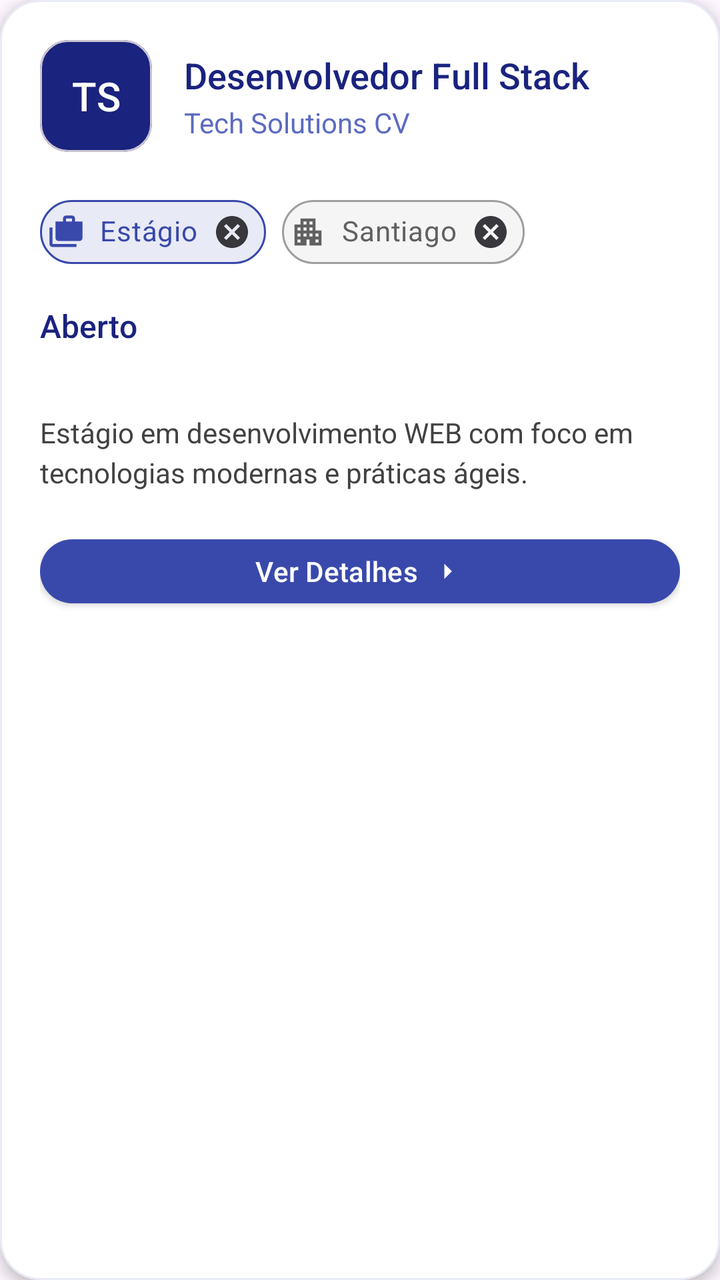
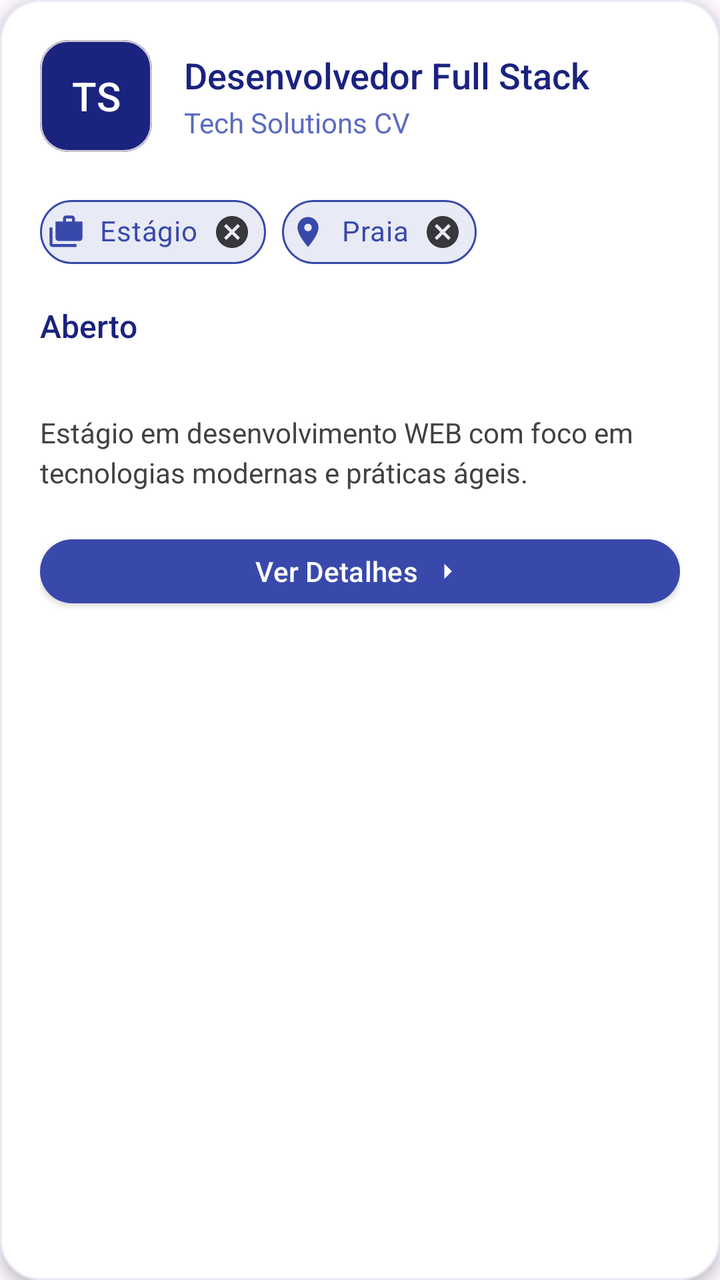

Compare the two renders of this Android layout. The source of the first and the diff that turns it into the second are given below.
<!-- AndroidManifest.xml: application theme Theme.UnicvJobs -->
<!-- res/layout/activity_item_vaga.xml -->
<?xml version="1.0" encoding="utf-8"?>
<com.google.android.material.card.MaterialCardView xmlns:android="http://schemas.android.com/apk/res/android"
    xmlns:app="http://schemas.android.com/apk/res-auto"
    xmlns:tools="http://schemas.android.com/tools"
    android:id="@+id/main"
    android:layout_width="match_parent"
    android:layout_height="wrap_content"
    app:cardCornerRadius="20dp"
    app:cardElevation="4dp"
    app:cardBackgroundColor="#FFFFFF"
    app:strokeColor="#E8EAF6"
    app:strokeWidth="1dp"
    android:layout_marginStart="16dp"
    android:layout_marginEnd="16dp"
    android:layout_marginTop="8dp"
    android:layout_marginBottom="8dp"
    tools:context=".vaga.ItemVaga">

    <LinearLayout
        android:layout_width="match_parent"
        android:layout_height="wrap_content"
        android:orientation="vertical"
        android:padding="20dp">

        <LinearLayout
            android:layout_width="match_parent"
            android:layout_height="wrap_content"
            android:gravity="center_vertical"
            android:orientation="horizontal">

            <com.google.android.material.card.MaterialCardView
                android:id="@+id/fotoEmpresa"
                android:layout_width="56dp"
                android:layout_height="56dp"
                app:cardCornerRadius="14dp"
                app:cardBackgroundColor="#1A237E"
                app:cardElevation="0dp"
                android:gravity="center">

                <TextView
                    android:layout_width="match_parent"
                    android:layout_height="match_parent"
                    android:text="TS"
                    android:textColor="#FFFFFF"
                    android:textSize="20sp"
                    android:gravity="center"
                    android:fontFamily="sans-serif-medium"/>

            </com.google.android.material.card.MaterialCardView>

            <LinearLayout
                android:layout_width="0dp"
                android:layout_height="wrap_content"
                android:layout_weight="1"
                android:orientation="vertical"
                android:paddingStart="16dp">

                <TextView
                    android:id="@+id/profissao"
                    android:layout_width="wrap_content"
                    android:layout_height="wrap_content"
                    android:text="Desenvolvedor Full Stack"
                    android:textSize="18sp"
                    android:textColor="#1A237E"
                    android:fontFamily="sans-serif-medium"
                    android:maxLines="1"
                    android:ellipsize="end"/>

                <TextView
                    android:id="@+id/nomeEmpresa"
                    android:layout_width="wrap_content"
                    android:layout_height="wrap_content"
                    android:text="Tech Solutions CV"
                    android:textSize="14sp"
                    android:textColor="#5C6BC0"
                    android:fontFamily="sans-serif"
                    android:layout_marginTop="2dp"/>

            </LinearLayout>

        </LinearLayout>

        <LinearLayout
            android:layout_width="match_parent"
            android:layout_height="wrap_content"
            android:orientation="horizontal"
            android:layout_marginTop="16dp"
            android:gravity="center_vertical">

            <com.google.android.material.chip.Chip
                android:id="@+id/tipoVaga"
                style="@style/Widget.MaterialComponents.Chip.Entry"
                android:layout_width="wrap_content"
                android:layout_height="wrap_content"
                android:text="Estágio"
                app:chipBackgroundColor="#E8EAF6"
                app:chipStrokeColor="#3949AB"
                app:chipStrokeWidth="1dp"
                android:textColor="#3949AB"
                app:chipIcon="@drawable/minhas_vagas"
                app:chipIconTint="#3949AB"
                app:chipIconSize="18dp"/>

            <com.google.android.material.chip.Chip
                android:id="@+id/localVaga"
                style="@style/Widget.MaterialComponents.Chip.Entry"
                android:layout_width="wrap_content"
                android:layout_height="wrap_content"
                android:text="Santiago"
                android:layout_marginStart="8dp"
                app:chipBackgroundColor="#F5F5F5"
                app:chipStrokeColor="#9E9E9E"
                app:chipStrokeWidth="1dp"
                android:textColor="#616161"
                app:chipIcon="@drawable/company"
                app:chipIconTint="#616161"
                app:chipIconSize="18dp"/>

        </LinearLayout>

        <LinearLayout
            android:layout_width="match_parent"
            android:layout_height="wrap_content"
            android:orientation="horizontal"
            android:layout_marginTop="12dp"
            android:gravity="center_vertical">

            <TextView
                android:id="@+id/status"
                android:layout_width="wrap_content"
                android:layout_height="wrap_content"
                android:text="Aberto"
                android:textSize="16sp"
                android:textColor="#1A237E"
                android:fontFamily="sans-serif-medium"
                android:drawablePadding="4dp"
                android:drawableTint="#1A237E"/>

            <View
                android:layout_width="0dp"
                android:layout_height="0dp"
                android:layout_weight="1"/>

        </LinearLayout>

        <TextView
            android:id="@+id/descricaoVaga"
            android:layout_width="match_parent"
            android:layout_height="wrap_content"
            android:text="Estágio em desenvolvimento WEB com foco em tecnologias modernas e práticas ágeis."
            android:textSize="14sp"
            android:textColor="#424242"
            android:fontFamily="sans-serif"
            android:lineHeight="20sp"
            android:layout_marginTop="16pt"
            android:maxLines="2"
            android:ellipsize="end"/>

        <com.google.android.material.button.MaterialButton
            android:id="@+id/buttonDetalhes"
            android:layout_width="match_parent"
            android:layout_height="40dp"
            android:text="Ver Detalhes"
            android:textSize="14sp"
            android:textColor="#FFFFFF"
            android:fontFamily="sans-serif-medium"
            app:cornerRadius="20dp"
            app:backgroundTint="#3949AB"
            app:icon="@drawable/ic_arrow_right"
            app:iconTint="#FFFFFF"
            app:iconSize="18dp"
            app:iconPadding="6dp"
            app:iconGravity="textEnd"
            android:layout_marginTop="20dp"
            android:elevation="2dp"
            android:stateListAnimator="@null"/>

    </LinearLayout>

</com.google.android.material.card.MaterialCardView>
<!-- resources referenced by this layout -->
<resources>
  <!-- drawable company (drawable) -->
  <vector xmlns:android="http://schemas.android.com/apk/res/android" android:height="24dp" android:tint="#000000" android:viewportHeight="960" android:viewportWidth="960" android:width="24dp">
        
      <path android:fillColor="@android:color/white" android:pathData="M120,840L120,280L280,280L280,120L680,120L680,440L840,440L840,840L520,840L520,680L440,680L440,840L120,840ZM200,760L280,760L280,680L200,680L200,760ZM200,600L280,600L280,520L200,520L200,600ZM200,440L280,440L280,360L200,360L200,440ZM360,600L440,600L440,520L360,520L360,600ZM360,440L440,440L440,360L360,360L360,440ZM360,280L440,280L440,200L360,200L360,280ZM520,600L600,600L600,520L520,520L520,600ZM520,440L600,440L600,360L520,360L520,440ZM520,280L600,280L600,200L520,200L520,280ZM680,760L760,760L760,680L680,680L680,760ZM680,600L760,600L760,520L680,520L680,600Z"/>
      
  </vector>
  <!-- drawable ic_arrow_right (drawable) -->
  <vector xmlns:android="http://schemas.android.com/apk/res/android"
      android:width="16dp"
      android:height="16dp"
      android:viewportWidth="24"
      android:viewportHeight="24">
      <path
          android:fillColor="#000000"
          android:pathData="M10,17l5,-5 -5,-5v10z"/>
  </vector>
  <!-- drawable minhas_vagas (drawable) -->
  <vector xmlns:android="http://schemas.android.com/apk/res/android" android:height="24dp" android:tint="#000000" android:viewportHeight="24" android:viewportWidth="24" android:width="24dp">
        
      <path android:fillColor="@android:color/white" android:pathData="M18,5V3c0,-1.1 -0.9,-2 -2,-2h-4c-1.1,0 -2,0.9 -2,2v2H5v11c0,1.1 0.9,2 2,2h14c1.1,0 2,-0.9 2,-2V5H18zM16,5h-4V3h4V5zM3,9H1v11c0,1.11 0.89,2 2,2h16v-2H3V9z"/>
      
  </vector>
  <style name="Theme.UnicvJobs" parent="Base.Theme.UnicvJobs" />
  <style name="Base.Theme.UnicvJobs" parent="Theme.Material3.DayNight.NoActionBar">
          
          
      </style>
</resources>

<!-- the commit's change to res/layout/activity_item_vaga.xml (unified diff, before → after) -->
@@ -99,21 +99,21 @@
                 android:textColor="#3949AB"
                 app:chipIcon="@drawable/minhas_vagas"
                 app:chipIconTint="#3949AB"
-                app:chipIconSize="18dp"/>
+                app:chipIconSize="18dp"
+                android:layout_marginEnd="8dp"/>
 
             <com.google.android.material.chip.Chip
                 android:id="@+id/localVaga"
                 style="@style/Widget.MaterialComponents.Chip.Entry"
                 android:layout_width="wrap_content"
                 android:layout_height="wrap_content"
-                android:text="Santiago"
-                android:layout_marginStart="8dp"
-                app:chipBackgroundColor="#F5F5F5"
-                app:chipStrokeColor="#9E9E9E"
+                android:text="Praia"
+                app:chipBackgroundColor="#E8EAF6"
+                app:chipStrokeColor="#3949AB"
                 app:chipStrokeWidth="1dp"
-                android:textColor="#616161"
-                app:chipIcon="@drawable/company"
-                app:chipIconTint="#616161"
+                android:textColor="#3949AB"
+                app:chipIcon="@drawable/ic_location"
+                app:chipIconTint="#3949AB"
                 app:chipIconSize="18dp"/>
 
         </LinearLayout>
<!-- resource entries referenced after the edit -->
@@ -1,11 +1,5 @@
 <!-- resources referenced by this layout -->
 <resources>
-  <!-- drawable company (drawable) -->
-  <vector xmlns:android="http://schemas.android.com/apk/res/android" android:height="24dp" android:tint="#000000" android:viewportHeight="960" android:viewportWidth="960" android:width="24dp">
-        
-      <path android:fillColor="@android:color/white" android:pathData="M120,840L120,280L280,280L280,120L680,120L680,440L840,440L840,840L520,840L520,680L440,680L440,840L120,840ZM200,760L280,760L280,680L200,680L200,760ZM200,600L280,600L280,520L200,520L200,600ZM200,440L280,440L280,360L200,360L200,440ZM360,600L440,600L440,520L360,520L360,600ZM360,440L440,440L440,360L360,360L360,440ZM360,280L440,280L440,200L360,200L360,280ZM520,600L600,600L600,520L520,520L520,600ZM520,440L600,440L600,360L520,360L520,440ZM520,280L600,280L600,200L520,200L520,280ZM680,760L760,760L760,680L680,680L680,760ZM680,600L760,600L760,520L680,520L680,600Z"/>
-      
-  </vector>
   <!-- drawable ic_arrow_right (drawable) -->
   <vector xmlns:android="http://schemas.android.com/apk/res/android"
       android:width="16dp"
@@ -15,6 +9,17 @@
       <path
           android:fillColor="#000000"
           android:pathData="M10,17l5,-5 -5,-5v10z"/>
+  </vector>
+  <!-- drawable ic_location (drawable) -->
+  <?xml version="1.0" encoding="utf-8"?>
+  <vector xmlns:android="http://schemas.android.com/apk/res/android"
+      android:width="24dp"
+      android:height="24dp"
+      android:viewportWidth="24"
+      android:viewportHeight="24">
+      <path
+          android:fillColor="#000000"
+          android:pathData="M12,2C8.13,2 5,5.13 5,9c0,5.25 7,13 7,13s7,-7.75 7,-13c0,-3.87 -3.13,-7 -7,-7zM12,11.5c-1.38,0 -2.5,-1.12 -2.5,-2.5s1.12,-2.5 2.5,-2.5 2.5,1.12 2.5,2.5 -1.12,2.5 -2.5,2.5z"/>
   </vector>
   <!-- drawable minhas_vagas (drawable) -->
   <vector xmlns:android="http://schemas.android.com/apk/res/android" android:height="24dp" android:tint="#000000" android:viewportHeight="24" android:viewportWidth="24" android:width="24dp">
